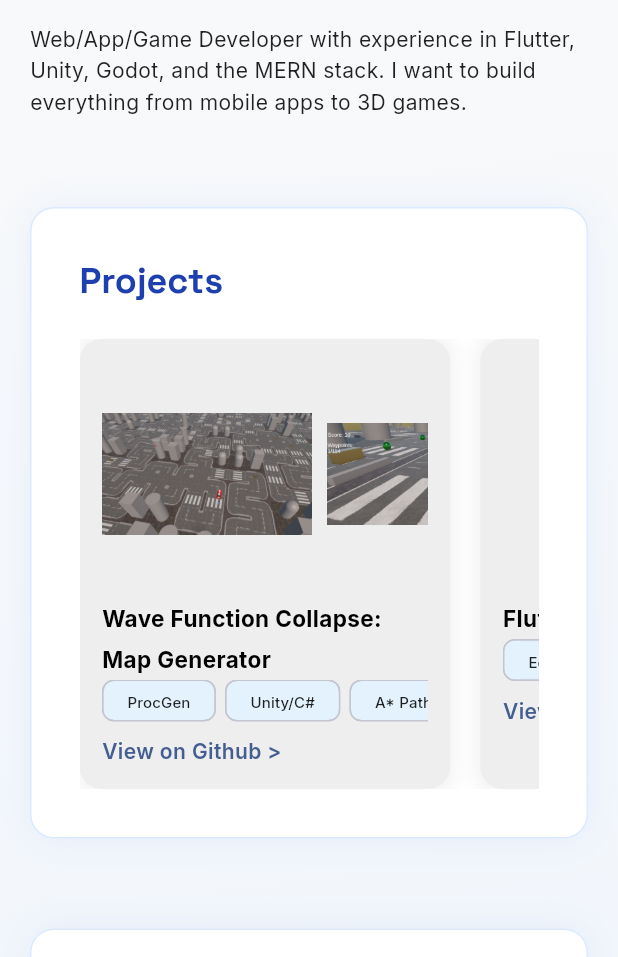
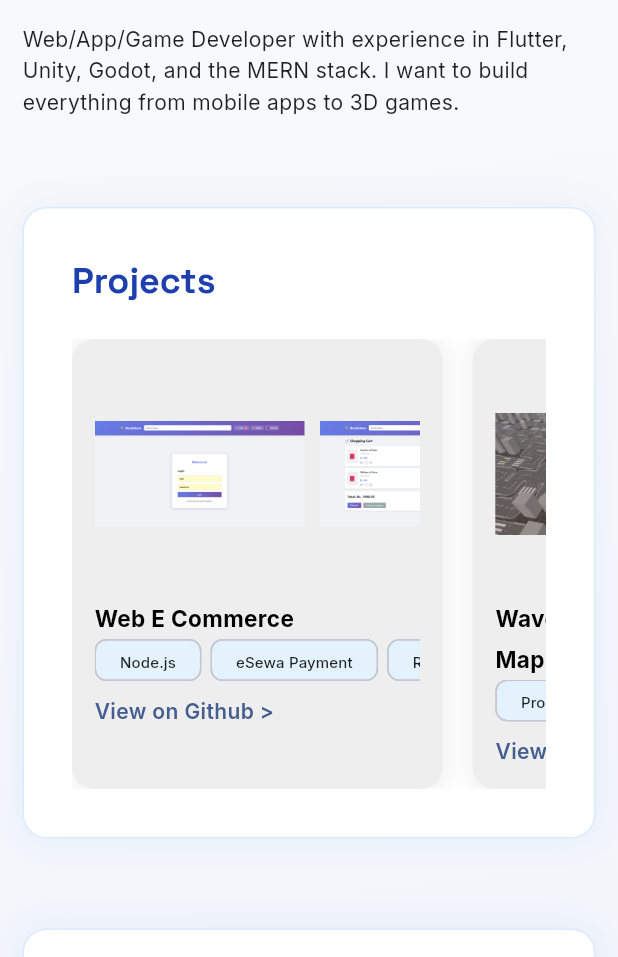
Before and after one commit to Vibhab-T/portfolio-flutter, a Flutter app: the screen it shows after launch, on a phone screen of 412 x 824 dp, the part 279-1236 px from its top. Run offline on Flutter 3.47's test engine with Material 3 defaults, Android fonts, the phone set to English and light mode, and no system bars; our stand-ins replace google_fonts.

Commit message:
Added a project and made padding changes

```diff
--- a/lib/data/project_data.dart
+++ b/lib/data/project_data.dart
@@ -1,6 +1,14 @@
 import 'package:portfolio/models/project.dart';
 
 final List<Project> projectList = [
+  Project(
+    title: 'Web E Commerce',
+    description:
+        'An ecommerce web app made primarily to integrate eSewa payment integration. Learned a lot about the standard of backend coding on Node.js/Express.js',
+    link: 'https://github.com/Vibhab-T/ecom-front-and-back',
+    images: ['assets/store1.png', 'assets/store2.png'],
+    tags: ["Node.js", "eSewa Payment", "REST Apis", "HTML/CSS/JS"],
+  ),
   Project(
     title: "Wave Function Collapse: Map Generator",
     description:
--- a/lib/pages/home_page.dart
+++ b/lib/pages/home_page.dart
@@ -32,7 +32,7 @@ class _HomePageState extends State<HomePage> {
   }
 
   void _updateActiveSection() {
-    // You can implement scroll-based section detection here
+    //implement scroll-based section detection here
   }
 
   // void _scrollToSection(String section) {
@@ -61,7 +61,7 @@ class _HomePageState extends State<HomePage> {
             ),
           ),
           child: Padding(
-            padding: const EdgeInsets.symmetric(horizontal: 20, vertical: 40),
+            padding: const EdgeInsets.symmetric(horizontal: 15, vertical: 40),
             child: Column(
               crossAxisAlignment: CrossAxisAlignment.start,
               children: [
```
Also changed, not shown: assets/store1.png (added), assets/store2.png (added).
